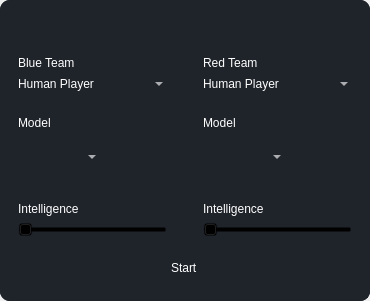
This is ui/dialogs/open_practice_draft.ui in elian-olbz/mlbb-drafting-and-simulation-tools as Qt 5 draws it before an edit. The edited form follows.
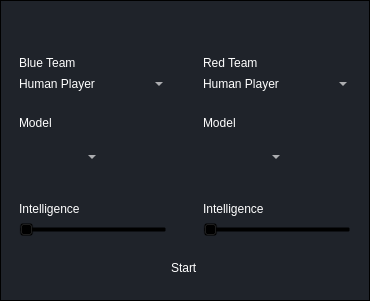
This is the edited form. Icons and pictures are not drawn.

```diff
--- a/ui/dialogs/open_practice_draft.ui
+++ b/ui/dialogs/open_practice_draft.ui
@@ -33,7 +33,8 @@
     <widget class="QFrame" name="drop_shadow">
      <property name="styleSheet">
       <string notr="true">background-color: qlineargradient(spread:pad, x1:0, y1:0, x2:1, y2:1, stop:0 rgba(35, 39, 46, 1), stop:0.521368 rgba(31, 35, 42, 1));
-border-radius: 10px;</string>
+
+</string>
      </property>
      <property name="frameShape">
       <enum>QFrame::StyledPanel</enum>
```
